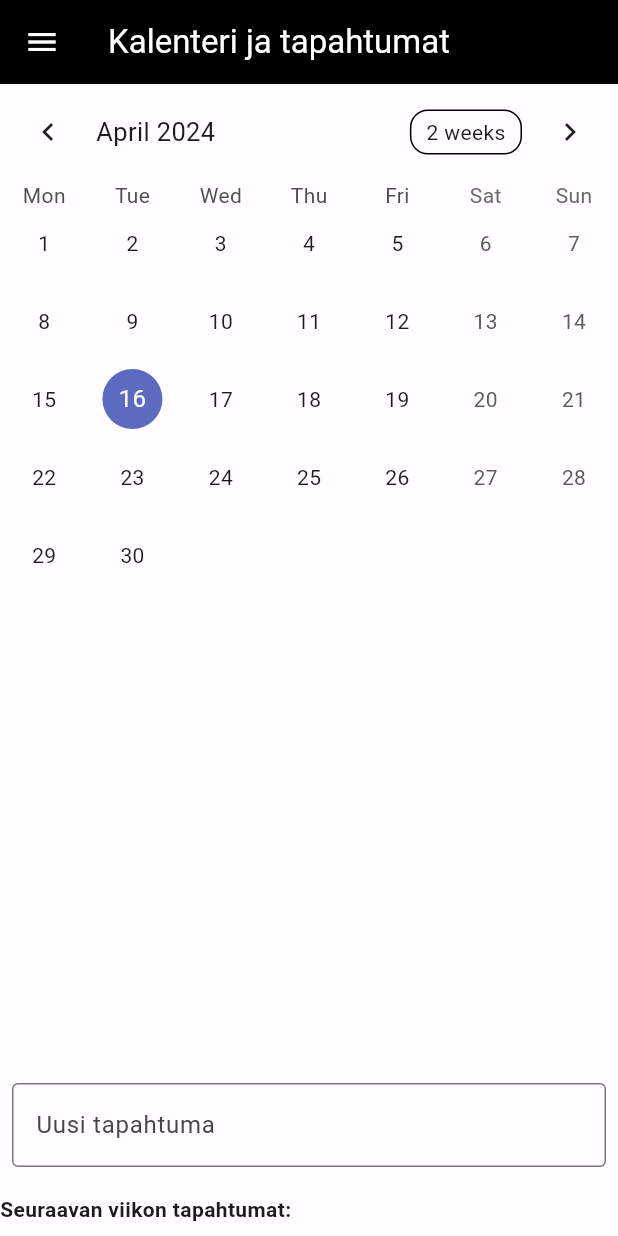
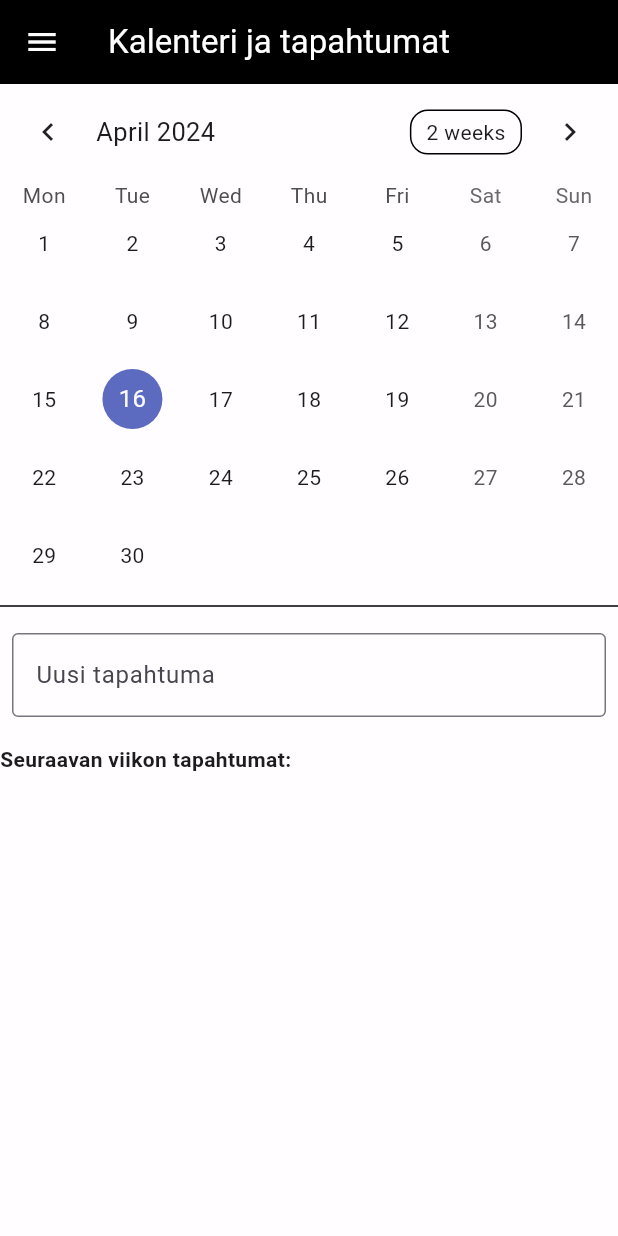
Before and after one commit to LuminaryEventsCalendarApp/CalendarApp, a Flutter app: the screen it shows once a user with an empty profile is signed in, on a phone screen of 412 x 824 dp. Run offline on Flutter 3.47's test engine with Material 3 defaults, Android fonts, the phone set to English and light mode, and no system bars; drawn by our look-alikes of table_calendar; our stand-ins replace firebase_auth, firebase_core, local_auth; accounts and stored records are empty; network calls fail.

Commit message:
uusi tapahtuma fixes
korjailtiin uusi tapahtuma kohtaa

```diff
--- a/calendarapp/lib/auth_page.dart
+++ b/calendarapp/lib/auth_page.dart
@@ -1,4 +1,4 @@
-import 'package:calendarapp/auth_Screen.dart';
+
 import 'package:calendarapp/calendar.dart';
 import 'package:calendarapp/login_page.dart';
 import 'package:firebase_auth/firebase_auth.dart';
--- a/calendarapp/lib/calendar.dart
+++ b/calendarapp/lib/calendar.dart
@@ -34,7 +34,7 @@ class _CalendarState extends State<Calendar> {
       child: Text('Settings'),
     ),
   ];
-
+  TextEditingController _textFieldController = TextEditingController();
   @override
   void initState() {
     super.initState();
@@ -45,6 +45,7 @@ class _CalendarState extends State<Calendar> {
 
   @override
   void dispose() {
+    _textFieldController.dispose();
     _selectedEvents.dispose();
     super.dispose();
   }
@@ -284,11 +285,9 @@ class _CalendarState extends State<Calendar> {
         ),
       ),
       backgroundColor: Colors.white70,
-      body: Column(
-        crossAxisAlignment: CrossAxisAlignment.stretch,
-        children: [
-          Expanded(
-            child: SingleChildScrollView(
+      body: CustomScrollView(
+        slivers: [
+          SliverToBoxAdapter(
             child: SizedBox(
               height: 340,
               child: TableCalendar<Event>(
@@ -328,11 +327,19 @@ class _CalendarState extends State<Calendar> {
               ),
             ),
           ),
+          SliverToBoxAdapter(
+            child: Divider(
+              color: Colors.black,
+              thickness: 1.0,
             ),
-          const SizedBox(height: 20),
+          ),
+          SliverList(
+            delegate: SliverChildListDelegate.fixed([
               Padding(
-            padding: const EdgeInsets.symmetric(horizontal: 8, vertical: 10),
+                padding:
+                    const EdgeInsets.symmetric(horizontal: 8, vertical: 10),
                 child: TextField(
+                  controller: _textFieldController,
                   decoration: const InputDecoration(
                     border: OutlineInputBorder(),
                     hintText: 'Uusi tapahtuma',
@@ -344,24 +351,31 @@ class _CalendarState extends State<Calendar> {
                   },
                   onSubmitted: (_) {
                     _addEvent(_selectedDay ?? DateTime.now());
+                    _clearTextField();
                   },
                 ),
               ),
-          const SizedBox(height: 8.0),
+              SizedBox(height: 8.0),
               Column(
                 crossAxisAlignment: CrossAxisAlignment.start,
                 children: [
-              const Text(
+                  Text(
                     'Seuraavan viikon tapahtumat:',
                     style: TextStyle(fontWeight: FontWeight.bold),
                   ),
-              const SizedBox(height: 8),
+                  SizedBox(height: 8),
                   ...nextSevenDaysEvents,
                 ],
+              ),
+            ]),
           ),
         ],
       ),
     );
+  }
+
+  void _clearTextField() {
+    _textFieldController.clear();
   }
 
   void _addEvent(DateTime selectedDate) {
```
Also changed, not shown: calendarapp/lib/auth_Screen.dart (deleted, +0 -144 lines). Lines whose indentation alone changed are shown as unchanged.
